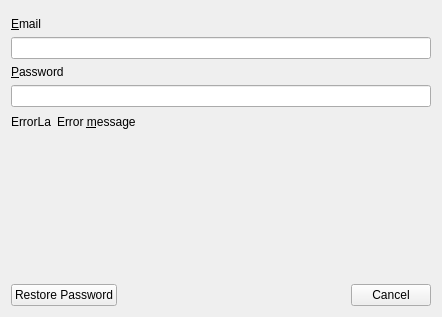
Old version of the form src/bin/scenarist-desktop/UserInterfaceLayer/StartUp/LoginDialog.ui in the repository dimkanovikov/KITScenarist.
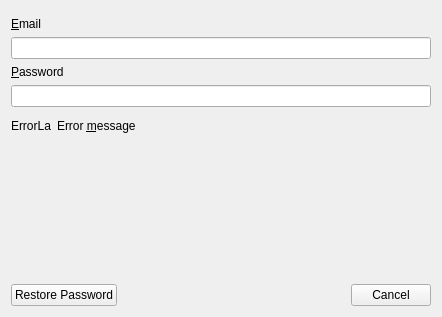
New version of the form. Custom widgets are drawn as their Qt base class.

Commit message: Fixed expanding Login Dialog

What changed in the file:
```diff
--- a/src/bin/scenarist-desktop/UserInterfaceLayer/StartUp/LoginDialog.ui
+++ b/src/bin/scenarist-desktop/UserInterfaceLayer/StartUp/LoginDialog.ui
@@ -16,6 +16,12 @@
     <verstretch>0</verstretch>
    </sizepolicy>
   </property>
+  <property name="minimumSize">
+   <size>
+    <width>0</width>
+    <height>230</height>
+   </size>
+  </property>
   <property name="windowTitle">
    <string/>
   </property>
@@ -92,7 +98,7 @@
          <property name="sizeHint" stdset="0">
           <size>
            <width>10</width>
-           <height>2</height>
+           <height>6</height>
           </size>
          </property>
         </spacer>
```
Left out of the diff: 4 changed lines with no effect on the pictures.
